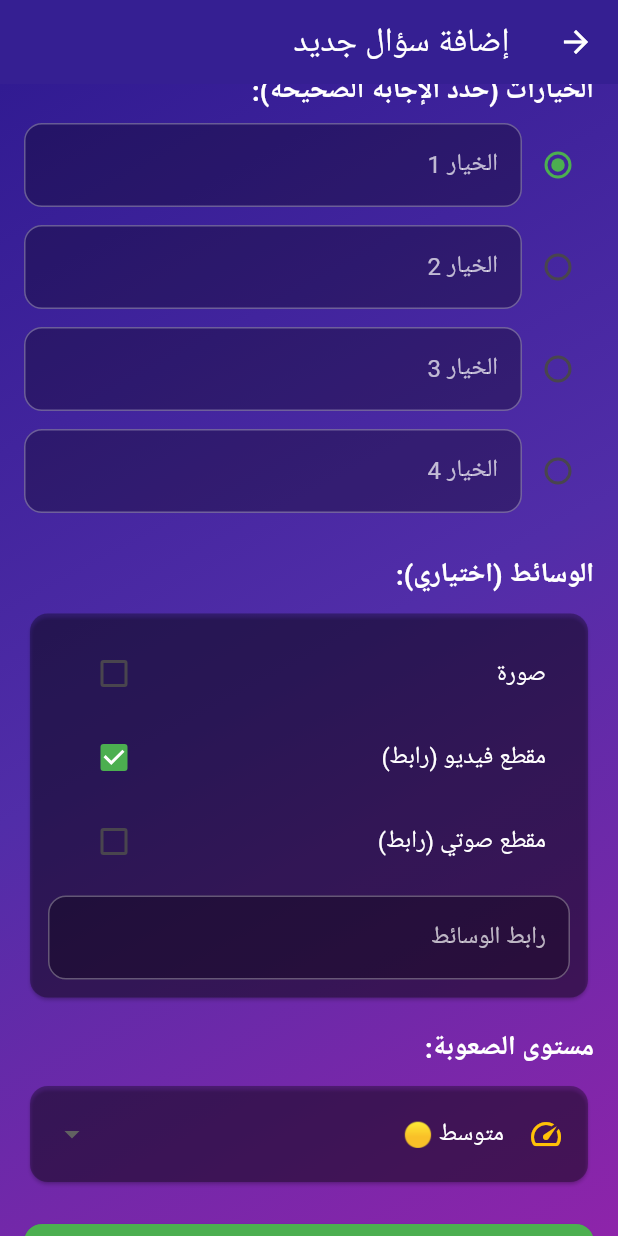
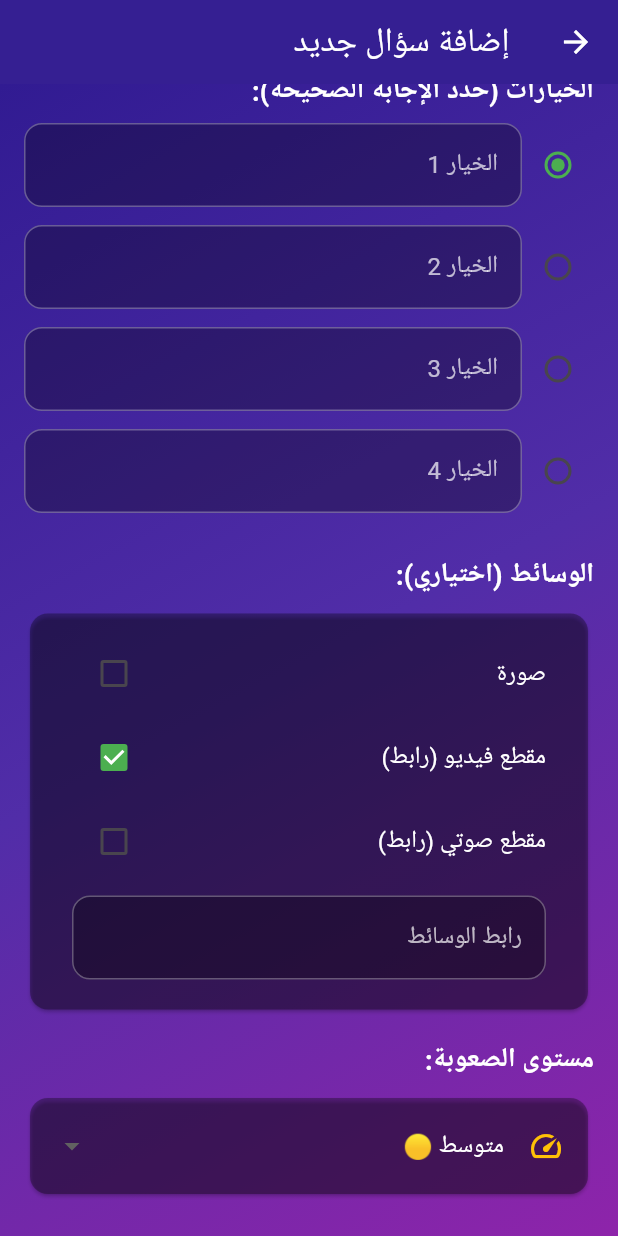
Before and after one commit to abdulmalik-0/nibras-app, a Flutter app: the AddQuestionPage screen opened directly, scrolled down 268 dp, after a tap on "مقطع فيديو (رابط)", on a phone screen of 412 x 824 dp. Run offline on Flutter 3.47's test engine with Material 3 defaults, Android fonts, the phone set to English and light mode, and no system bars; our stand-ins replace firebase_core, flutter_dotenv, flutter_svg, google_fonts, image_picker, supabase_flutter; accounts and stored records are empty; Roboto replaces fonts that are missing (Cairo).

Commit message:
Add Question , Answered Questions , Reset Category

```diff
--- a/lib/screens/add_question_page.dart
+++ b/lib/screens/add_question_page.dart
@@ -247,7 +247,7 @@ class _AddQuestionPageState extends State<AddQuestionPage> {
               }),
               const SizedBox(height: 16),
 
-              // Media Type Selection (Reused Logic)
+              // Media Type Selection
               const Text(
                 'الوسائط (اختياري):',
                 style: TextStyle(
@@ -263,57 +263,7 @@ class _AddQuestionPageState extends State<AddQuestionPage> {
                   padding: const EdgeInsets.all(12),
                   child: Column(
                     children: [
-                      if (_selectedMediaType == 'image') ...[
-                        if (_mediaUrlController.text.isNotEmpty)
-                          Padding(
-                            padding: const EdgeInsets.only(bottom: 12),
-                            child: ClipRRect(
-                              borderRadius: BorderRadius.circular(8),
-                              child: Image.network(
-                                _mediaUrlController.text,
-                                height: 200,
-                                width: double.infinity,
-                                fit: BoxFit.cover,
-                                errorBuilder: (context, error, stackTrace) {
-                                  return Container(
-                                    height: 200,
-                                    color: Colors.grey.shade800,
-                                    child: const Center(
-                                      child: Icon(Icons.error, color: Colors.red),
-                                    ),
-                                  );
-                                },
-                              ),
-                            ),
-                          ),
-                        Row(
-                          children: [
-                            Expanded(
-                              child: ElevatedButton.icon(
-                                onPressed: _pickImage,
-                                icon: const Icon(Icons.image),
-                                label: const Text('اختر صورة من الجهاز'),
-                                style: ElevatedButton.styleFrom(
-                                  backgroundColor: Colors.blue,
-                                  foregroundColor: Colors.white,
-                                ),
-                              ),
-                            ),
-                            if (_mediaUrlController.text.isNotEmpty) ...[
-                              const SizedBox(width: 8),
-                              IconButton(
-                                onPressed: () {
-                                  setState(() {
-                                    _mediaUrlController.clear();
-                                  });
-                                },
-                                icon: const Icon(Icons.delete, color: Colors.red),
-                              ),
-                            ],
-                          ],
-                        ),
-                        const SizedBox(height: 16),
-                      ],
+                      // Image Selection
                       CheckboxListTile(
                         title: const Text('صورة', style: TextStyle(color: Colors.white)),
                         value: _selectedMediaType == 'image',
@@ -325,31 +275,128 @@ class _AddQuestionPageState extends State<AddQuestionPage> {
                         },
                         activeColor: Colors.green,
                       ),
+
+                      if (_selectedMediaType == 'image') ...[
+                        Padding(
+                          padding: const EdgeInsets.symmetric(horizontal: 16, vertical: 8),
+                          child: Column(
+                            children: [
+                              // Upload Button
+                              SizedBox(
+                                width: double.infinity,
+                                child: ElevatedButton.icon(
+                                  onPressed: _pickImage,
+                                  icon: const Icon(Icons.cloud_upload),
+                                  label: const Text('رفع صورة من الجهاز'),
+                                  style: ElevatedButton.styleFrom(
+                                    backgroundColor: Colors.blue.shade700,
+                                    foregroundColor: Colors.white,
+                                    padding: const EdgeInsets.symmetric(vertical: 12),
+                                  ),
+                                ),
+                              ),
+
+                              const Padding(
+                                padding: EdgeInsets.symmetric(vertical: 12),
+                                child: Row(
+                                  children: [
+                                    Expanded(child: Divider(color: Colors.white24)),
+                                    Padding(
+                                      padding: EdgeInsets.symmetric(horizontal: 8),
+                                      child: Text('أو ضع رابط مباشر', style: TextStyle(color: Colors.white54, fontSize: 12)),
+                                    ),
+                                    Expanded(child: Divider(color: Colors.white24)),
+                                  ],
+                                ),
+                              ),
+
+                              // URL Field
+                              _buildTextField(
+                                controller: _mediaUrlController,
+                                label: 'رابط الصورة',
+                                validator: (value) {
+                                  if (_selectedMediaType == 'image' && (value == null || value.trim().isEmpty)) {
+                                    return 'الرجاء رفع صورة أو إدخال رابط';
+                                  }
+                                  return null;
+                                },
+                              ),
+
+                              // Preview
+                              if (_mediaUrlController.text.isNotEmpty) ...[
+                                const SizedBox(height: 12),
+                                Stack(
+                                  alignment: Alignment.topRight,
+                                  children: [
+                                    ClipRRect(
+                                      borderRadius: BorderRadius.circular(8),
+                                      child: Image.network(
+                                        _mediaUrlController.text,
+                                        height: 200,
+                                        width: double.infinity,
+                                        fit: BoxFit.cover,
+                                        errorBuilder: (context, error, stackTrace) => Container(
+                                          height: 100,
+                                          width: double.infinity,
+                                          color: Colors.grey.shade800,
+                                          child: const Column(
+                                            mainAxisAlignment: MainAxisAlignment.center,
+                                            children: [
+                                              Icon(Icons.broken_image, color: Colors.white54),
+                                              SizedBox(height: 4),
+                                              Text('تعذر تحميل الصورة', style: TextStyle(color: Colors.white54)),
+                                            ],
+                                          ),
+                                        ),
+                                      ),
+                                    ),
+                                    IconButton(
+                                      onPressed: () => setState(() => _mediaUrlController.clear()),
+                                      icon: const CircleAvatar(
+                                        backgroundColor: Colors.red,
+                                        radius: 12,
+                                        child: Icon(Icons.close, size: 16, color: Colors.white),
+                                      ),
+                                    ),
+                                  ],
+                                ),
+                              ],
+                            ],
+                          ),
+                        ),
+                      ],
+
+                      // Video Selection
                       CheckboxListTile(
                         title: const Text('مقطع فيديو (رابط)', style: TextStyle(color: Colors.white)),
                         value: _selectedMediaType == 'video',
                         onChanged: (value) {
                           setState(() {
                             _selectedMediaType = value! ? 'video' : null;
-                            _mediaUrlController.clear();
+                            if (!value) _mediaUrlController.clear();
                           });
                         },
                         activeColor: Colors.green,
                       ),
+
+                      // Audio Selection
                       CheckboxListTile(
                         title: const Text('مقطع صوتي (رابط)', style: TextStyle(color: Colors.white)),
                         value: _selectedMediaType == 'audio',
                         onChanged: (value) {
                           setState(() {
                             _selectedMediaType = value! ? 'audio' : null;
-                            _mediaUrlController.clear();
+                            if (!value) _mediaUrlController.clear();
                           });
                         },
                         activeColor: Colors.green,
                       ),
-                      if (_selectedMediaType != null && _selectedMediaType != 'image') ...[
-                        const SizedBox(height: 8),
-                        _buildTextField(
+
+                      // Text Field for Video/Audio URL
+                      if (_selectedMediaType == 'video' || _selectedMediaType == 'audio') ...[
+                        Padding(
+                          padding: const EdgeInsets.symmetric(horizontal: 16, vertical: 8),
+                          child: _buildTextField(
                             controller: _mediaUrlController,
                             label: 'رابط الوسائط',
                             validator: (value) {
@@ -358,6 +405,7 @@ class _AddQuestionPageState extends State<AddQuestionPage> {
                               }
                               return null;
                             },
+                          ),
                         ),
                       ],
                     ],
```
Also changed, not shown: lib/screens/category_selection.dart (+63 -2 lines), lib/screens/question_management_page.dart (+6 -5 lines), lib/services/supabase_service.dart (+14 -1 lines), 1 other file. Lines whose indentation alone changed are shown as unchanged.
